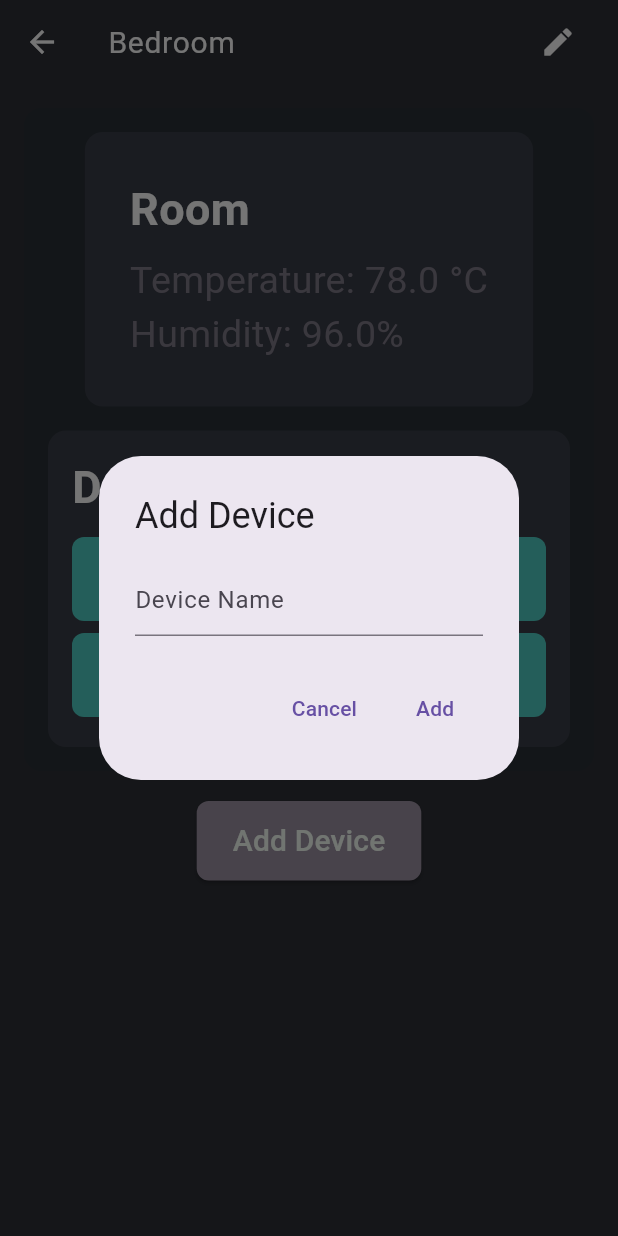
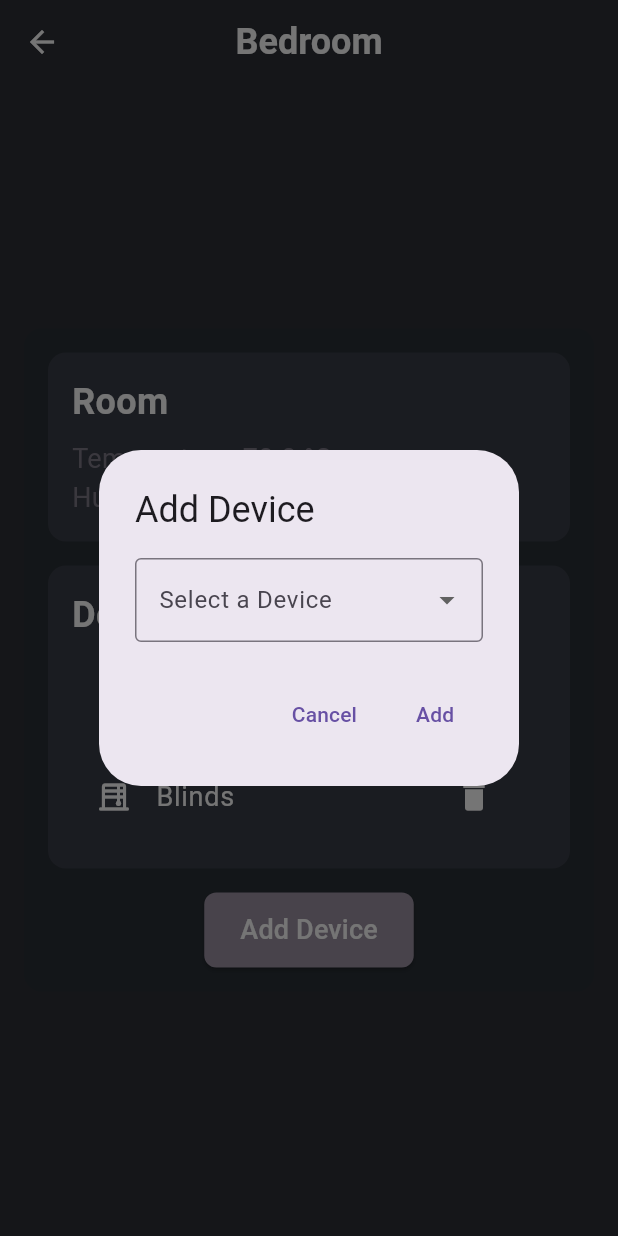
Before and after one commit to R-umaria/Project3_Section3_Group4, a Flutter app: the screen it shows after launch, after a tap on the "delete" icon, after a tap on "Add Device", on a phone screen of 412 x 824 dp. Run offline on Flutter 3.47's test engine with Material 3 defaults, Android fonts, the light colour scheme and no system bars; our stand-ins replace syncfusion_flutter_charts; missing offline and left inert: media_kit, media_kit_video.

Commit message:
icon added, add device shows list of devices

```diff
--- a/lib/Modules/Rooms/rooms.dart
+++ b/lib/Modules/Rooms/rooms.dart
@@ -43,6 +43,13 @@ class RoomsPage extends StatefulWidget {
 
 class _RoomsPageState extends State<RoomsPage> {
   late TextEditingController _roomNameController;
+  final List<Map<String, dynamic>> availableDevices = [
+    {"name": "Light", "icon": Icons.lightbulb_outline, "route": '/lights'},
+    {"name": "Fan", "icon": Icons.ac_unit_outlined, "route": '/fan'},
+    {"name": "Blinds", "icon": Icons.blinds_rounded, "route": '/blinds'},
+    {"name": "TV", "icon": Icons.tv, "route": '/tv'},
+    {"name": "Refrigerator", "icon": Icons.kitchen_outlined, "route": '/refrigerator'},
+  ];
 
   @override
   void initState() {
@@ -58,151 +65,107 @@ class _RoomsPageState extends State<RoomsPage> {
 
   @override
   Widget build(BuildContext context) {
-    // Check screen size for responsiveness
-    bool isMobile = MediaQuery.of(context).size.width < 600;
-
     return Scaffold(
-      backgroundColor: Color(0xFF2D2F36), // Dark background
+      backgroundColor: const Color(0xFF2D2F36), // Dark background
       appBar: AppBar(
         backgroundColor: Colors.transparent,
         elevation: 0,
+        centerTitle: true,
         leading: IconButton(
           icon: Icon(Icons.arrow_back, color: Colors.white),
           onPressed: () => Navigator.pop(context),
         ),
-        title: Row(
-          children: [
-            Expanded(
-              child: TextField(
-                controller: _roomNameController,
-                style: TextStyle(color: Colors.white, fontSize: 20),
-                decoration: InputDecoration(
-                  hintText: 'Bedroom',
-                  hintStyle: TextStyle(
-                    color: Colors.white54,
-                  ),
-                  border: InputBorder.none,
-                ),
-                onSubmitted: (newName) {
-                  setState(() {
-                    widget.room.name = newName;
-                  });
-                },
+        title: Text(
+          widget.room.name,
+          style: const TextStyle(fontSize: 24, fontWeight: FontWeight.bold, color: Colors.white),
         ),
       ),
-            IconButton(
-              icon: Icon(Icons.edit, color: Colors.white),
-              onPressed: () {
-                setState(() {
-                  widget.room.name = _roomNameController.text;
-                });
-              },
-            ),
-          ],
-        ),
-      ),
-      body: Padding(
+      body: Center(
+        child: Padding(
           padding: const EdgeInsets.all(16.0),
-        child: Column(
-          children: [
-            // Room Info Card
-            Container(
-              padding: EdgeInsets.all(16),
+          child: Container(
+            padding: const EdgeInsets.all(16),
             decoration: BoxDecoration(
-                color: Color.fromRGBO(41, 47, 54, 1), // Background color
+              color: const Color.fromRGBO(41, 47, 54, 1),
               borderRadius: BorderRadius.circular(12),
             ),
-              child: Flex(
-                direction: isMobile ? Axis.vertical : Axis.horizontal,
-                crossAxisAlignment: CrossAxisAlignment.center,
-                mainAxisAlignment: MainAxisAlignment.spaceEvenly,
+            child: Column(
+              mainAxisSize: MainAxisSize.min,
               children: [
                 // Room Temperature and Humidity Card
-                  Flexible(
-                    flex: 1,
-                    child: Container(
-                      padding: EdgeInsets.all(30),
-                      margin: EdgeInsets.only(bottom: isMobile ? 16 : 0, right: isMobile ? 0 : 16),
+                Container(
+                  padding: const EdgeInsets.all(16),
+                  width: 1000,
+                  margin: const EdgeInsets.only(bottom: 16),
                   decoration: BoxDecoration(
-                        color: Color(0xFF393D47), // Slightly darker card background
+                    color: const Color(0xFF393D47),
                     borderRadius: BorderRadius.circular(12),
                   ),
                   child: Column(
                     crossAxisAlignment: CrossAxisAlignment.start,
                     children: [
-                          Text(
+                      const Text(
                         'Room',
-                            style: TextStyle(
-                              color: Colors.white,
-                              fontSize: 30,
-                              fontWeight: FontWeight.bold,
+                        style: TextStyle(color: Colors.white, fontSize: 24, fontWeight: FontWeight.bold),
                       ),
-                          ),
-                          SizedBox(height: 8),
+                      const SizedBox(height: 8),
                       Text(
                         'Temperature: ${widget.room.temperature.toStringAsFixed(1)} °C',
-                            style: TextStyle(
-                              color: const Color.fromRGBO(156, 146, 163, 0.702),
-                              fontSize: 25,
-                              ),
+                        style: const TextStyle(color: Color.fromRGBO(156, 146, 163, 0.7), fontSize: 18),
                       ),
                       Text(
                         'Humidity: ${widget.room.humidity.toStringAsFixed(1)}%',
-                            style: TextStyle(
-                              color: const Color.fromRGBO(156, 146, 163, 0.702),
-                              fontSize: 25,
-                              ),
+                        style: const TextStyle(color: Color.fromRGBO(156, 146, 163, 0.7), fontSize: 18),
                       ),
                     ],
                   ),
                 ),
-                  ),
                 // Devices Card
-                  Flexible(
-                    flex: 1,
-                    child: Container(
-                      padding: EdgeInsets.all(16),
+                Container(
+                  padding: const EdgeInsets.all(16),
+                  width: 1000,
                   decoration: BoxDecoration(
-                        color: Color(0xFF393D47),
+                    color: const Color(0xFF393D47),
                     borderRadius: BorderRadius.circular(12),
                   ),
                   child: Column(
                     crossAxisAlignment: CrossAxisAlignment.start,
                     children: [
-                          Text(
-                            'Devices:',
-                            style: TextStyle(
-                              color: Colors.white,
-                              fontSize: 30,
-                              fontWeight: FontWeight.bold,
+                      const Text(
+                        'Devices',
+                        style: TextStyle(color: Colors.white, fontSize: 24, fontWeight: FontWeight.bold),
                       ),
+                      const SizedBox(height: 8),
+                      Column(
+                        children: widget.room.devices.map((deviceName) {
+                          final device = availableDevices.firstWhere(
+                            (d) => d['name'] == deviceName,
+                            orElse: () => {"icon": Icons.device_unknown, "route": null},
+                          );
+                          return Container(
+                            margin: const EdgeInsets.symmetric(vertical: 4),
+                            child: ListTile(
+                              leading: Icon(device['icon'], color: Colors.white),
+                              title: Text(
+                                deviceName,
+                                style: const TextStyle(color: Colors.white, fontSize: 18),
                               ),
-                          SizedBox(height: 8),
-                          Column(
-                            children: widget.room.devices.map((device) {
-                              return Container(
-                                width: 600,
-                                margin: EdgeInsets.symmetric(vertical: 4),
-                                decoration: BoxDecoration(
-                                  color: Color(0xFF4ECDC4), // Devices button color
-                                  borderRadius: BorderRadius.circular(8),
-                                ),
-                                child: ListTile(
-                                  leading: Icon(Icons.kitchen_outlined, color: Color.fromRGBO(245, 255, 245, 1),),
-                                  title: Text(
-                                    device,
-                                    style: TextStyle(
-                                      color: Colors.white,
-                                      fontSize: 20,
-                                    ),
-                                  ),
+                              onTap: () {
+                                if (device['route'] != null) {
+                                  Navigator.pushNamed(context, device['route']);
+                                }
+                              },
                               trailing: IconButton(
-                                    icon: Icon(Icons.delete, color: Colors.white),
+                                icon: const Icon(Icons.delete, color: Colors.white),
                                 onPressed: () {
                                   setState(() {
-                                        widget.room.devices.remove(device);
+                                    widget.room.devices.remove(deviceName);
                                   });
                                 },
+                              ),
+                              tileColor: const Color(0xFF4ECDC4),
+                              shape: RoundedRectangleBorder(
+                                borderRadius: BorderRadius.circular(8),
                               ),
                             ),
                           );
@@ -211,65 +174,71 @@ class _RoomsPageState extends State<RoomsPage> {
                     ],
                   ),
                 ),
-                  ),
-                ],
-              ),
-            ),
-            SizedBox(height: 20),
+                const SizedBox(height: 16),
                 // Add Device Button
-            Center(
-              child: ElevatedButton(
+                ElevatedButton(
                   style: ElevatedButton.styleFrom(
-                  backgroundColor: Color.fromRGBO(156, 146, 163, 1), // Add Device button color
-                  shape: RoundedRectangleBorder(
-                    borderRadius: BorderRadius.circular(8),
-                  ),
-                  padding: EdgeInsets.symmetric(horizontal: 24, vertical: 12),
+                    backgroundColor: const Color(0xFF9C92A3),
+                    shape: RoundedRectangleBorder(borderRadius: BorderRadius.circular(8)),
+                    padding: const EdgeInsets.symmetric(horizontal: 24, vertical: 12),
                   ),
                   onPressed: () {
-                  // Add device dialog
                     showDialog(
                       context: context,
                       builder: (context) {
-                      final TextEditingController _deviceController =
-                          TextEditingController();
+                        String? selectedDevice;
                         return AlertDialog(
-                        title: Text('Add Device',),
-                        content: TextField(
-                          controller: _deviceController,
-                          decoration: InputDecoration(hintText: 'Device Name'),
+                          title: const Text('Add Device'),
+                          content: DropdownButtonFormField<String>(
+                            value: selectedDevice,
+                            items: availableDevices.map((device) {
+                              return DropdownMenuItem<String>(
+                                value: device['name'],
+                                child: Row(
+                                  children: [
+                                    Icon(device['icon'], color: Colors.black),
+                                    const SizedBox(width: 8),
+                                    Text(device['name']),
+                                  ],
+                                ),
+                              );
+                            }).toList(),
+                            onChanged: (value) {
+                              setState(() {
+                                selectedDevice = value;
+                              });
+                            },
+                            decoration: const InputDecoration(
+                              border: OutlineInputBorder(),
+                              labelText: 'Select a Device',
+                            ),
                           ),
                           actions: [
                             TextButton(
-                            onPressed: () {
-                              Navigator.pop(context);
-                            },
-                            child: Text('Cancel'),
+                              onPressed: () => Navigator.pop(context),
+                              child: const Text('Cancel'),
                             ),
                             TextButton(
                               onPressed: () {
+                                if (selectedDevice != null) {
                                   setState(() {
-                                widget.room.addDevice(_deviceController.text);
+                                    widget.room.addDevice(selectedDevice!);
                                   });
+                                }
                                 Navigator.pop(context);
                               },
-                            child: Text('Add'),
+                              child: const Text('Add'),
                             ),
                           ],
                         );
                       },
                     );
                   },
-                child: Text(
-                  'Add Device',
-                  style: TextStyle(
-                    color: Color.fromRGBO(247, 255, 247, 1),
-                    fontSize: 20
+                  child: const Text('Add Device', style: TextStyle(fontSize: 18, color: Colors.white)),
+                ),
+              ],
             ),
           ),
-              ),
-            ),
-          ],
         ),
       ),
     );
--- a/lib/main.dart
+++ b/lib/main.dart
@@ -12,7 +12,7 @@ void main() {
         name: "Bedroom",
         temperature: 78.0,
         humidity: 96.0,
-        devices: ["Lights", "Fan", "Blinds"],
+        devices: ["Light", "Fan", "Blinds"],
       ),
     ),
   ));
```
Lines whose indentation alone changed are shown as unchanged.
